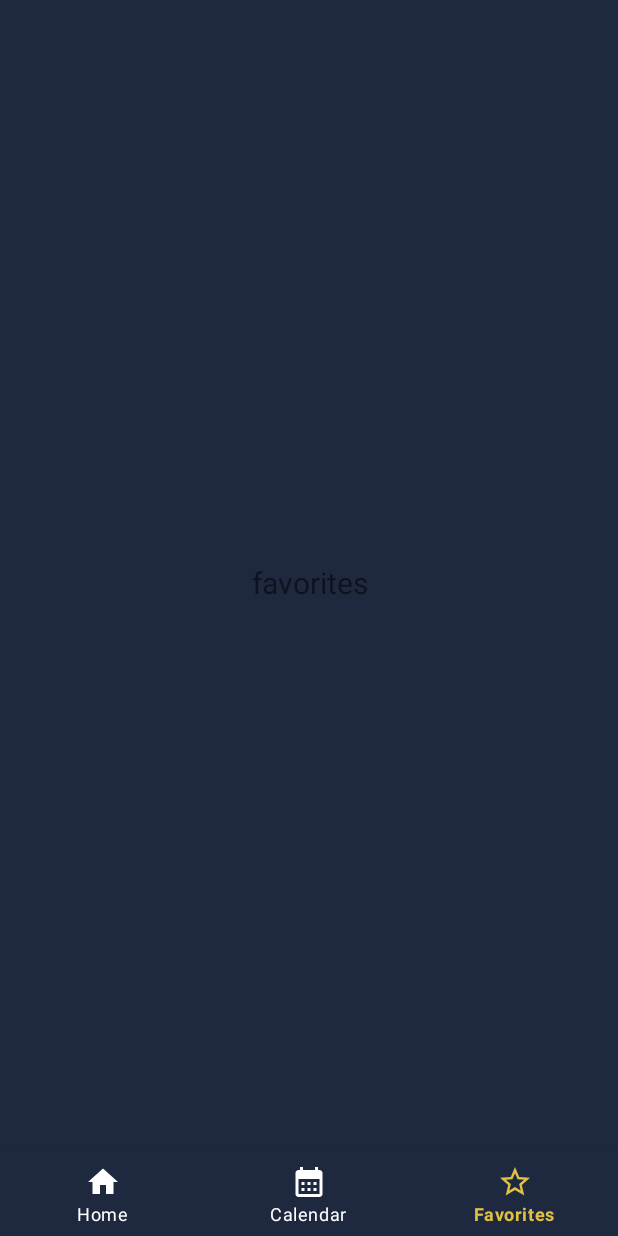
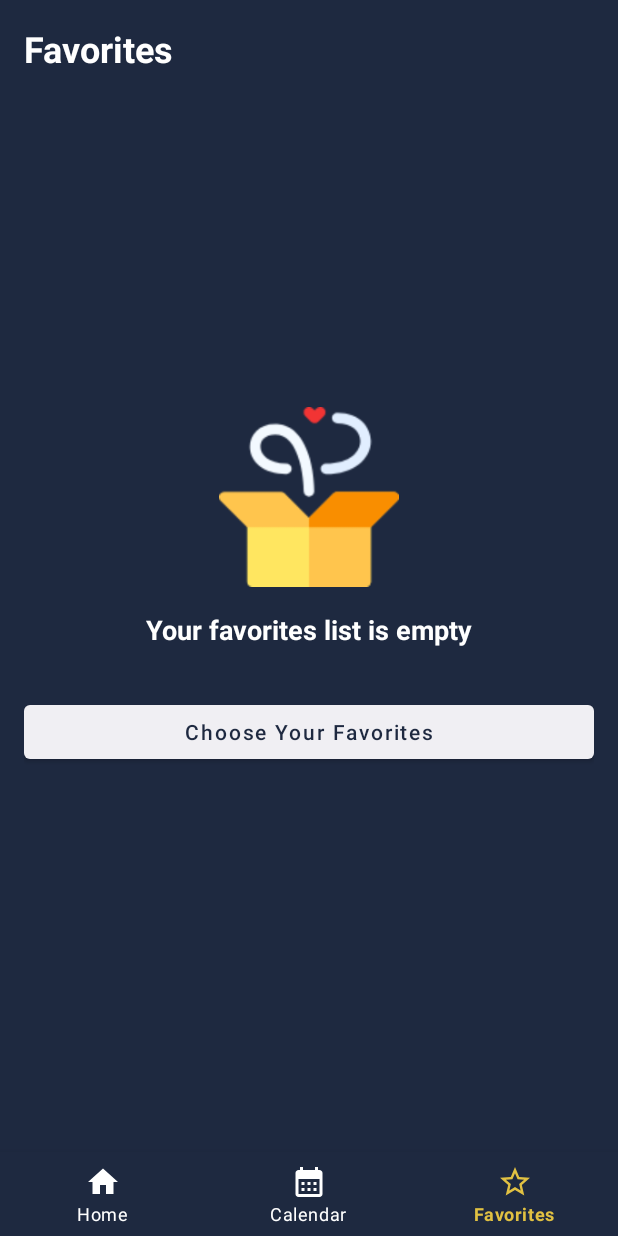
Before and after one commit to AhmedMaad/World-Tickets, an Android app: the FavoritesFragment screen opened through its navigation route, on a phone screen of 412 x 824 dp. Run offline under Robolectric (Android 15) with nearby library versions, the phone set to English and light mode, and no system bars; our stand-ins replace Firebase (no records; nobody signed in at launch, a user with empty details on screens opened directly), navigation-ui; pictures from the network do not load; 7 statements that could not run were skipped.

Commit message:
favorites design

```diff
--- a/app/src/main/java/com/maad/worldtickets/FavoritesFragment.kt
+++ b/app/src/main/java/com/maad/worldtickets/FavoritesFragment.kt
@@ -4,19 +4,45 @@ import android.os.Bundle
 import android.view.LayoutInflater
 import android.view.View
 import android.view.ViewGroup
+import androidx.appcompat.app.AppCompatActivity
 import androidx.fragment.app.Fragment
+import com.google.firebase.firestore.FirebaseFirestore
+import com.google.firebase.firestore.ktx.firestore
+import com.google.firebase.ktx.Firebase
 import com.maad.worldtickets.databinding.FragmentFavoritesBinding
 
 class FavoritesFragment : Fragment() {
+
+    private lateinit var db: FirebaseFirestore
 
     override fun onCreateView(
         inflater: LayoutInflater,
         container: ViewGroup?,
         savedInstanceState: Bundle?
     ): View {
-
+        db = Firebase.firestore
         val binding = FragmentFavoritesBinding.inflate(inflater, container, false)
 
+        //retrieve fav from firebase
+        //if array is empty then show "empty fav layout" (save fav on firebase)
+        //else show the recycler view
+        val editor =
+            requireContext().getSharedPreferences("settings", AppCompatActivity.MODE_PRIVATE)
+        db
+            .collection("users")
+            .document(editor.getString("id", null)!!)
+            .get()
+            .addOnSuccessListener {
+                val user = it.toObject(User::class.java)!!
+                val favorites = user.favorites
+                if (favorites.isEmpty()){
+                    binding.emptyFavoritesLayout.root.visibility = View.VISIBLE
+
+                }
+                else{
+
+                }
+            }
 
         return binding.root
     }
--- a/app/src/main/java/com/maad/worldtickets/User.kt
+++ b/app/src/main/java/com/maad/worldtickets/User.kt
@@ -11,5 +11,6 @@ class User(
     val password: String = "",
     val pp: String = "",
     val phoneNo: String = "",
-    val facebookLink: String = ""
+    val facebookLink: String = "",
+    val favorites: Array<String> = arrayOf()
 ) : Parcelable
--- /dev/null
+++ b/app/src/main/res/layout/empty_favorites_layout.xml
@@ -0,0 +1,32 @@
+<?xml version="1.0" encoding="utf-8"?>
+<LinearLayout xmlns:android="http://schemas.android.com/apk/res/android"
+    android:layout_width="match_parent"
+    android:layout_height="match_parent"
+    android:gravity="center"
+    android:orientation="vertical">
+
+    <ImageView
+        android:layout_width="120dp"
+        android:layout_height="120dp"
+        android:src="@drawable/empty_favorites" />
+
+    <TextView
+        android:id="@+id/day_event_tv"
+        android:layout_width="wrap_content"
+        android:layout_height="wrap_content"
+        android:layout_marginTop="16dp"
+        android:text="Your favorites list is empty"
+        android:textColor="@color/white"
+        android:textSize="18sp"
+        android:textStyle="bold" />
+
+    <Button
+        android:id="@+id/choose_favorites"
+        android:layout_width="match_parent"
+        android:layout_height="wrap_content"
+        android:layout_marginTop="32dp"
+        android:text="Choose Your Favorites"
+        android:textAllCaps="false"
+        android:textColor="@color/dark_blue" />
+
+</LinearLayout>
--- a/app/src/main/res/layout/fragment_calendar.xml
+++ b/app/src/main/res/layout/fragment_calendar.xml
@@ -17,10 +17,11 @@
         android:textColor="@color/white"
         android:textSize="24sp"
         android:textStyle="bold"
-        app:layout_constraintStart_toStartOf="@id/calendar"
+        app:layout_constraintStart_toStartOf="parent"
         app:layout_constraintTop_toTopOf="parent" />
 
     <ScrollView
+        android:id="@+id/sv"
         android:layout_width="match_parent"
         android:layout_height="0dp"
         app:layout_constraintBottom_toBottomOf="parent"
@@ -35,9 +36,7 @@
                 android:layout_width="match_parent"
                 android:layout_height="wrap_content"
                 android:theme="@style/DialogTheme"
-                app:layout_constraintEnd_toEndOf="parent"
-                app:layout_constraintStart_toStartOf="parent"
-                app:layout_constraintTop_toBottomOf="@id/calendar_tv" />
+                app:layout_constraintTop_toTopOf="parent" />
 
             <TextView
                 android:id="@+id/day_event_tv"
--- a/app/src/main/res/layout/fragment_favorites.xml
+++ b/app/src/main/res/layout/fragment_favorites.xml
@@ -4,20 +4,37 @@
     xmlns:tools="http://schemas.android.com/tools"
     android:layout_width="match_parent"
     android:layout_height="match_parent"
+    android:paddingStart="16dp"
+    android:paddingTop="16dp"
+    android:paddingEnd="16dp"
     tools:context=".FavoritesFragment">
 
     <TextView
-        android:text="favorites"
-        android:id="@+id/text_notifications"
-        android:layout_width="match_parent"
+        android:id="@+id/favorites_tv"
+        android:layout_width="wrap_content"
         android:layout_height="wrap_content"
-        android:layout_marginStart="8dp"
-        android:layout_marginTop="8dp"
-        android:layout_marginEnd="8dp"
-        android:textAlignment="center"
-        android:textSize="20sp"
-        app:layout_constraintBottom_toBottomOf="parent"
-        app:layout_constraintEnd_toEndOf="parent"
+        android:text="Favorites"
+        android:textColor="@color/white"
+        android:textSize="24sp"
+        android:textStyle="bold"
         app:layout_constraintStart_toStartOf="parent"
         app:layout_constraintTop_toTopOf="parent" />
+
+    <androidx.recyclerview.widget.RecyclerView
+        android:id="@+id/favorites_rv"
+        android:layout_width="match_parent"
+        android:layout_height="0dp"
+        android:layout_marginTop="32dp"
+        android:visibility="invisible"
+        app:layoutManager="androidx.recyclerview.widget.LinearLayoutManager"
+        app:layout_constraintTop_toBottomOf="@id/favorites_tv"
+        tools:listitem="@layout/event_list_item"
+        tools:visibility="visible" />
+
+    <include
+        android:id="@+id/empty_favorites_layout"
+        layout="@layout/empty_favorites_layout"
+        android:layout_width="match_parent"
+        android:layout_height="match_parent" />
+
 </androidx.constraintlayout.widget.ConstraintLayout>
```
Also changed, not shown: app/src/main/res/drawable/empty_favorites.png (added).
